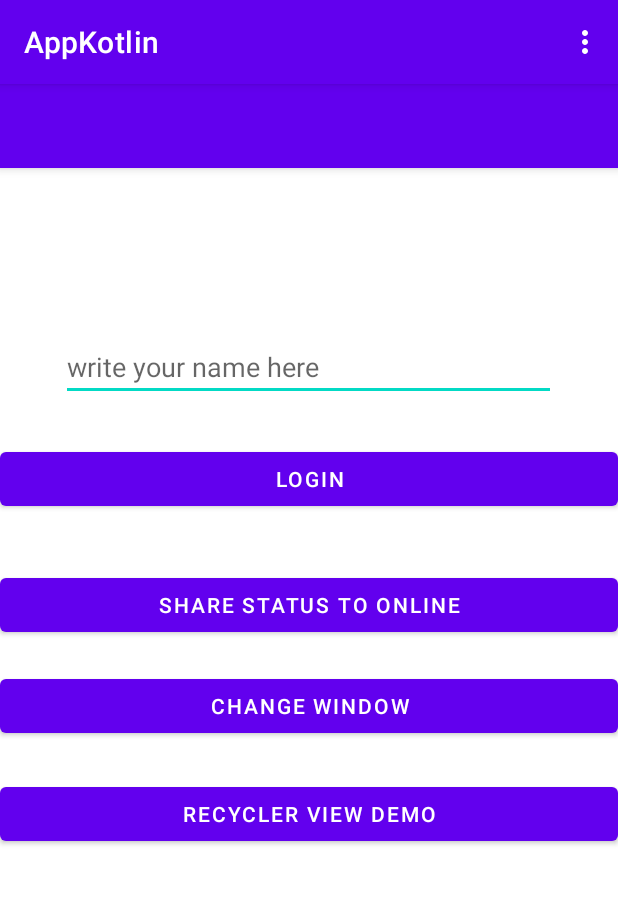
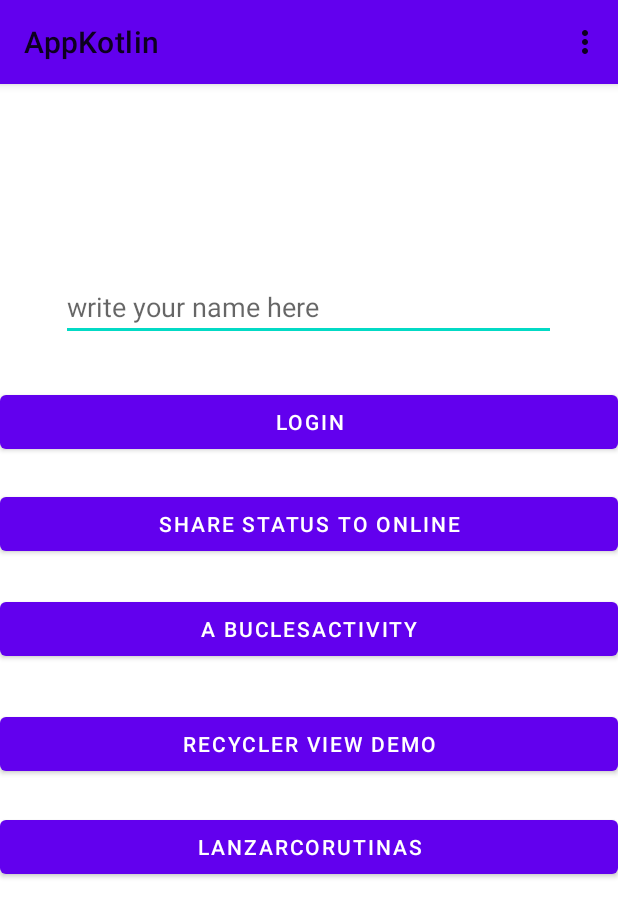
Before and after one commit to UO264804/kotlin-uo264804-uo264651, an Android app: the screen it shows after launch (MainActivity), on a phone screen of 412 x 824 dp. Shown: the top 917 px of the screen. Run offline under Robolectric (Android 15) with nearby library versions, the phone set to English and light mode, and no system bars.

Commit message:
Añadiendo una actividad de bucles, corrigiendo errores, añadiendo implements de corutinas

```diff
--- a/app/build.gradle
+++ b/app/build.gradle
@@ -39,6 +39,7 @@ android {
 dependencies {
 
     implementation "org.jetbrains.kotlin:kotlin-stdlib:$kotlin_version"
+    implementation "org.jetbrains.kotlinx:kotlinx-coroutines-core:1.4.2"
     implementation 'androidx.core:core-ktx:1.3.2'
     implementation 'androidx.appcompat:appcompat:1.2.0'
     implementation 'com.google.android.material:material:1.3.0'
--- a/app/src/main/AndroidManifest.xml
+++ b/app/src/main/AndroidManifest.xml
@@ -9,7 +9,8 @@
         android:roundIcon="@mipmap/ic_launcher_appkotlin_round"
         android:supportsRtl="true"
         android:theme="@style/Theme.AppKotlin">
-        <activity android:name=".AddHobbiesActivity"></activity>
+        <activity android:name=".BuclesActivity"/>
+        <activity android:name=".AddHobbiesActivity" />
         <activity android:name=".MainActivity">
             <intent-filter>
                 <action android:name="android.intent.action.MAIN" />
--- a/app/src/main/java/es/uniovi/appkotlin/AddHobbiesActivity.kt
+++ b/app/src/main/java/es/uniovi/appkotlin/AddHobbiesActivity.kt
@@ -16,7 +16,7 @@ class AddHobbiesActivity : AppCompatActivity()
         val view = binding.root
         setContentView(view)
 
-        binding.btnAñadir.setOnClickListener {
+        binding.btnAdd.setOnClickListener {
             val dat: String = binding.nombreHobbie.text.toString()
             val returnIntent = Intent()
             returnIntent.putExtra("nombreHobbie", dat)
--- a/app/src/main/java/es/uniovi/appkotlin/MainActivity.kt
+++ b/app/src/main/java/es/uniovi/appkotlin/MainActivity.kt
@@ -36,7 +36,9 @@ class MainActivity : AppCompatActivity()
 
         binding.cambiarVentana.setOnClickListener {
             showToast(resources.getString(R.string.btn_cambiarVentana)) //usando extension de kotlin
-            Log.i(TAG,"se ha pulsado el boton de cambio de ventana")
+            Log.i(TAG,"se ha pulsado el boton de A BuclesActivity")
+           var intent:Intent = Intent(this,BuclesActivity::class.java)
+            startActivity(intent)
         }
 
         binding.sendLogin.setOnClickListener {
--- a/app/src/main/res/layout/activity_add_hobbies.xml
+++ b/app/src/main/res/layout/activity_add_hobbies.xml
@@ -7,7 +7,7 @@
     tools:context=".AddHobbiesActivity">
 
     <Button
-        android:id="@+id/btnAñadir"
+        android:id="@+id/btnAdd"
         android:layout_width="wrap_content"
         android:layout_height="wrap_content"
         android:text="Añadir Hobbie"
--- a/app/src/main/res/layout/activity_main.xml
+++ b/app/src/main/res/layout/activity_main.xml
@@ -34,6 +34,18 @@
         app:layout_constraintVertical_bias="0.086" />
 
     <Button
+        android:id="@+id/corutinas"
+        android:layout_width="0dp"
+        android:layout_height="wrap_content"
+        android:text="lanzarcorutinas"
+        app:layout_constraintBottom_toBottomOf="parent"
+        app:layout_constraintEnd_toEndOf="parent"
+        app:layout_constraintHorizontal_bias="0.0"
+        app:layout_constraintStart_toStartOf="parent"
+        app:layout_constraintTop_toBottomOf="@+id/cambiarVentana"
+        app:layout_constraintVertical_bias="0.293" />
+
+    <Button
         android:id="@+id/sendLogin"
         android:layout_width="0dp"
         android:layout_height="wrap_content"
@@ -49,7 +61,7 @@
         android:id="@+id/shareInfo"
         android:layout_width="0dp"
         android:layout_height="wrap_content"
-        android:layout_marginTop="36dp"
+        android:layout_marginTop="20dp"
         android:text="@string/shareStatus"
         app:layout_constraintEnd_toEndOf="parent"
         app:layout_constraintHorizontal_bias="0.0"
@@ -60,7 +72,7 @@
         android:id="@+id/cambiarVentana"
         android:layout_width="0dp"
         android:layout_height="wrap_content"
-        android:text="Change Window"
+        android:text="A buclesActivity"
         app:layout_constraintBottom_toBottomOf="parent"
         app:layout_constraintEnd_toEndOf="parent"
         app:layout_constraintHorizontal_bias="0.0"
@@ -86,8 +98,10 @@
         android:layout_height="wrap_content"
         app:layout_constraintBottom_toBottomOf="parent"
         app:layout_constraintEnd_toEndOf="parent"
+        app:layout_constraintHorizontal_bias="0.498"
         app:layout_constraintStart_toStartOf="parent"
-        app:layout_constraintTop_toBottomOf="@+id/button"
+        app:layout_constraintTop_toBottomOf="@+id/corutinas"
+        app:layout_constraintVertical_bias="0.569"
         tools:srcCompat="@tools:sample/avatars" />
 
 </androidx.constraintlayout.widget.ConstraintLayout>
--- a/app/src/main/res/values/strings.xml
+++ b/app/src/main/res/values/strings.xml
@@ -9,4 +9,6 @@
     <string name="btn_cambiarVentana">change window</string>
     <string name="btn_login_toast">logging in...</string>
     <string name="codigoCancel">No se ha devuelto ningun hobbie</string>
+    <string name="btn_ajustes">settings</string>
+    <string name="btn_camara">take a picture</string>
 </resources>
--- a/app/src/main/res/values/themes.xml
+++ b/app/src/main/res/values/themes.xml
@@ -10,6 +10,8 @@
         <item name="colorSecondaryVariant">@color/teal_700</item>
         <item name="colorOnSecondary">@color/black</item>
         <!-- Status bar color. -->
+        <item name="windowActionBar">false</item>
+        <item name="windowNoTitle">true</item>
         <item name="android:statusBarColor" tools:targetApi="l">?attr/colorPrimaryVariant</item>
         <!-- Customize your theme here. -->
     </style>
--- a/build.gradle
+++ b/build.gradle
@@ -4,10 +4,12 @@ buildscript {
     repositories {
         google()
         jcenter()
+        mavenCentral()
     }
     dependencies {
         classpath 'com.android.tools.build:gradle:4.1.2'
         classpath "org.jetbrains.kotlin:kotlin-gradle-plugin:$kotlin_version"
+
 
         // NOTE: Do not place your application dependencies here; they belong
         // in the individual module build.gradle files
```
Also changed, not shown: 1 other file.
